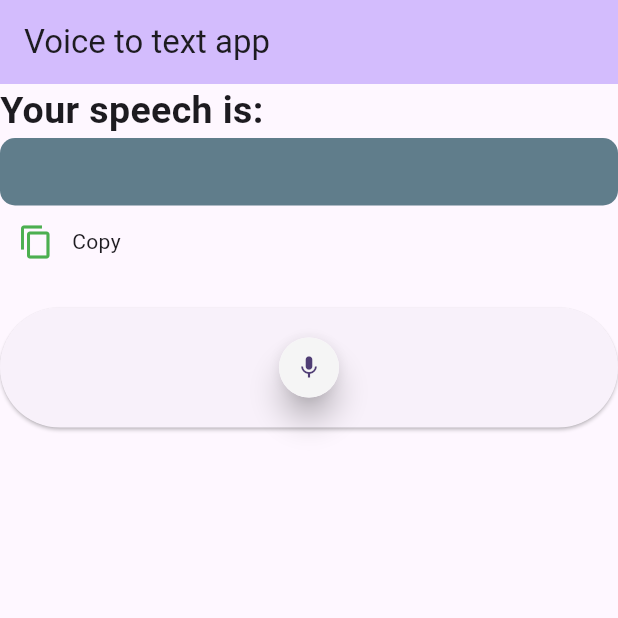
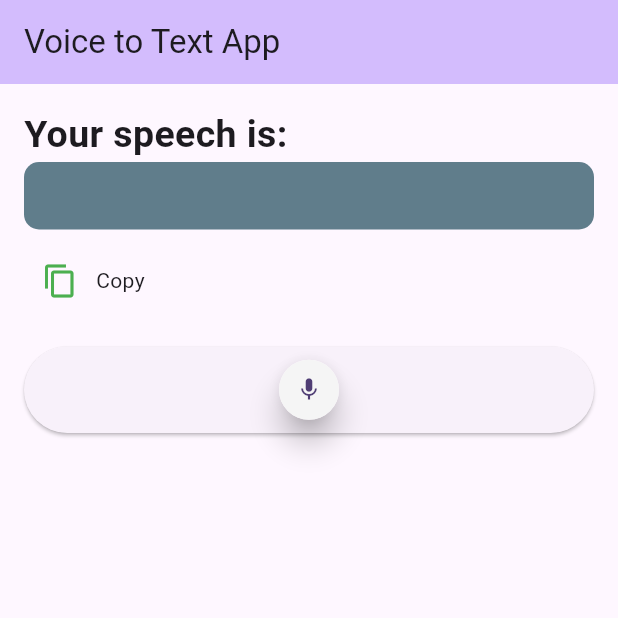
Before and after one commit to Basel-75/voice-to-text-app, a Flutter app: the screen it shows after launch, on a phone screen of 412 x 824 dp, the top half of it. Run offline on Flutter 3.47's test engine with Material 3 defaults, Android fonts, the phone set to English and light mode, and no system bars; drawn by our look-alikes of avatar_glow; our stand-ins replace speech_to_text.

Commit message:
update the project

```diff
--- a/lib/HomePage.dart
+++ b/lib/HomePage.dart
@@ -69,12 +69,18 @@ class _HomePageState extends State<HomePage> {
 
   @override
   Widget build(BuildContext context) {
+    double screenWidth = MediaQuery.of(context).size.width;
+    double screenHeight = MediaQuery.of(context).size.height;
+
     return Scaffold(
       appBar: AppBar(
         backgroundColor: Theme.of(context).colorScheme.inversePrimary,
         title: Text(widget.title),
       ),
-      body: ListView(
+      body: Padding(
+        padding: const EdgeInsets.all(16.0),
+        child: Column(
+          crossAxisAlignment: CrossAxisAlignment.stretch,
           children: [
             const Text(
               'Your speech is:',
@@ -99,6 +105,7 @@ class _HomePageState extends State<HomePage> {
                 ),
               ),
             ),
+            const SizedBox(height: 10),
             Row(
               children: [
                 IconButton(
@@ -111,14 +118,12 @@ class _HomePageState extends State<HomePage> {
                 const Text('Copy'),
               ],
             ),
-          const SizedBox(
-            height: 20,
-          ),
+            const SizedBox(height: 20),
             ElevatedButton(
               onPressed: toggleRecording,
               child: AvatarGlow(
                 glowColor: isRecording ? red : blue,
-              endRadius: 40.0,
+                endRadius: screenWidth * 0.07,
                 duration: const Duration(milliseconds: 2000),
                 repeat: true,
                 showTwoGlows: true,
@@ -135,6 +140,7 @@ class _HomePageState extends State<HomePage> {
             ),
           ],
         ),
+      ),
     );
   }
 
--- a/lib/main.dart
+++ b/lib/main.dart
@@ -6,19 +6,18 @@ void main() {
 }
 
 class MyApp extends StatelessWidget {
-  const MyApp({super.key});
+  const MyApp({Key? key});
 
-  // This widget is the root of your application.
   @override
   Widget build(BuildContext context) {
     return MaterialApp(
       debugShowCheckedModeBanner: false,
-      title: 'Main',
+      title: 'Voice to Text App',
       theme: ThemeData(
         colorScheme: ColorScheme.fromSeed(seedColor: Colors.deepPurple),
         useMaterial3: true,
       ),
-      home: const HomePage(title: 'Voice to text app'),
+      home: const HomePage(title: 'Voice to Text App'),
     );
   }
 }
```
Also changed, not shown: assets/images/Homepage.jpg (added), 1 other file. Lines whose indentation alone changed are shown as unchanged.
